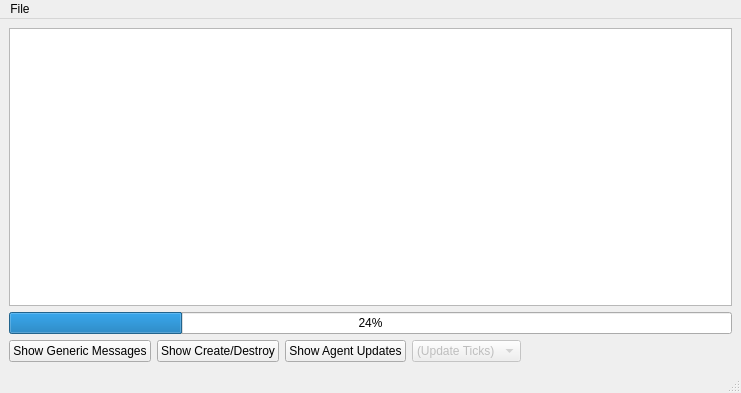
Old version of the form testing/agent_checker/mainwindow.ui in the repository smart-fm/simmobility-prod.
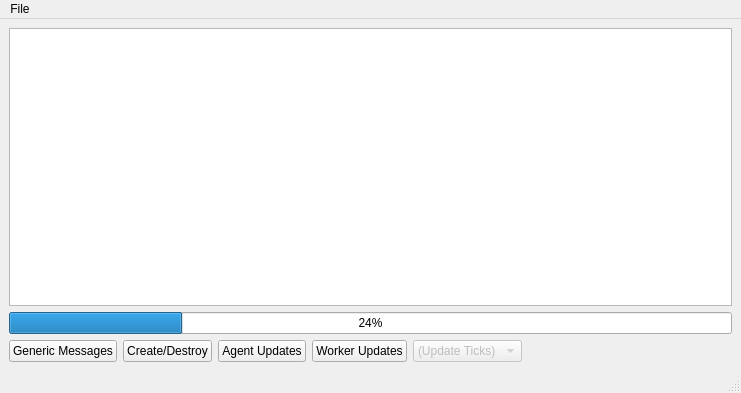
New version of the form.

Commit message: Visualizer works, but Signal tick (10) is stretched far longer than it should be.

Diff of the .ui file:
```diff
--- a/testing/agent_checker/mainwindow.ui
+++ b/testing/agent_checker/mainwindow.ui
@@ -30,7 +30,7 @@
       <item>
        <widget class="QPushButton" name="viewGeneral">
         <property name="text">
-         <string>Show Generic Messages</string>
+         <string>Generic Messages</string>
         </property>
         <property name="checkable">
          <bool>true</bool>
@@ -40,7 +40,7 @@
       <item>
        <widget class="QPushButton" name="viewCreateDestroy">
         <property name="text">
-         <string>Show Create/Destroy</string>
+         <string>Create/Destroy</string>
         </property>
         <property name="checkable">
          <bool>true</bool>
@@ -50,7 +50,17 @@
       <item>
        <widget class="QPushButton" name="viewUpdates">
         <property name="text">
-         <string>Show Agent Updates</string>
+         <string>Agent Updates</string>
+        </property>
+        <property name="checkable">
+         <bool>true</bool>
+        </property>
+       </widget>
+      </item>
+      <item>
+       <widget class="QPushButton" name="viewWorkers">
+        <property name="text">
+         <string>Worker Updates</string>
         </property>
         <property name="checkable">
          <bool>true</bool>
```
Left out of the diff: 2 changed lines with no effect on the pictures. The commit also changes 2 other files.
